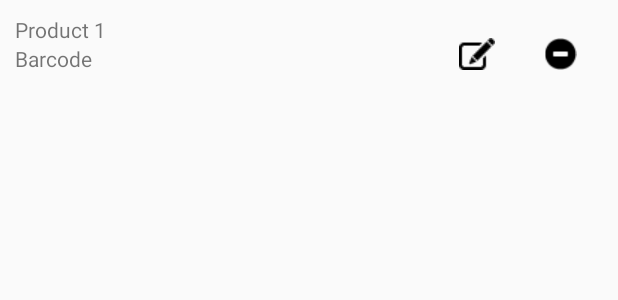
After one commit to VietDucPhan/TopUpProjectFTP, an Android app: the layout itemlist.xml on its own in the app's theme, with its tools: preview values and no code run, on a phone screen of 412 x 824 dp. The commit adds this screen. Shown: the top 300 px of the screen. Run offline under Robolectric (Android 15) with nearby library versions, the phone set to English and light mode, and no system bars.

Commit message:
Intergrate itemlist to string and save to file

```diff
--- a/app/build.gradle
+++ b/app/build.gradle
@@ -2,7 +2,7 @@ apply plugin: 'com.android.application'
 
 android {
     compileSdkVersion 23
-    buildToolsVersion "19.1.0"
+    buildToolsVersion '23.0.3'
 
     defaultConfig {
         applicationId "com.ducvietphan.grocerystore"
@@ -20,7 +20,5 @@ android {
 }
 
 dependencies {
-    compile fileTree(dir: 'libs', include: ['*.jar'])
-    testCompile 'junit:junit:4.12'
-    compile 'com.android.support:appcompat-v7:23.3.0'
+    compile 'com.android.support:appcompat-v7:24.0.0-alpha2'
 }
--- /dev/null
+++ b/app/src/main/res/layout/itemlist.xml
@@ -0,0 +1,50 @@
+<RelativeLayout xmlns:android="http://schemas.android.com/apk/res/android"
+    android:layout_width="match_parent"
+    android:layout_height="72dp"
+    android:background="@color/listViewBacgroundColor"
+    android:padding="10dp"
+    >
+
+    <LinearLayout
+        android:layout_width="match_parent"
+        android:layout_height="72dp"
+        android:orientation="vertical">
+        <TextView
+            android:layout_width="match_parent"
+            android:layout_height="wrap_content"
+            android:id="@+id/productName"
+            android:text="Product 1"
+            />
+        <TextView
+            android:layout_width="match_parent"
+            android:layout_height="wrap_content"
+            android:id="@+id/barcode"
+            android:text="Barcode"
+            />
+
+    </LinearLayout>
+
+    <ImageView
+        android:layout_width="wrap_content"
+        android:layout_height="wrap_content"
+        android:id="@+id/editBtn"
+        android:src="@drawable/edit"
+        android:layout_toLeftOf="@+id/minusBtn"
+        android:paddingBottom="15dp"
+        android:paddingLeft="15dp"
+        android:paddingRight="15dp"
+        android:paddingTop="15dp"
+        />
+    <ImageView
+        android:layout_width="wrap_content"
+        android:layout_height="wrap_content"
+        android:id="@+id/minusBtn"
+        android:src="@drawable/minus"
+        android:layout_alignParentRight="true"
+        android:paddingBottom="15dp"
+        android:paddingLeft="15dp"
+        android:paddingRight="15dp"
+        android:paddingTop="15dp"
+        />
+
+</RelativeLayout>
--- a/app/src/main/res/values/colors.xml
+++ b/app/src/main/res/values/colors.xml
@@ -1,8 +1,11 @@
 <?xml version="1.0" encoding="utf-8"?>
 <resources>
-    <color name="colorPrimary">#3F51B5</color>
+    <color name="colorPrimary">#304ffe</color>
     <color name="colorPrimaryDark">#303F9F</color>
     <color name="colorAccent">#FF4081</color>
+    <color name="textColor">#616161</color>
+    <color name="listViewBacgroundColor">#fafafa</color>
+    <color name="listViewBorderBottom">#d1d1d1</color>
     <color name="red">#ff4040</color>
-
+    <color name="white">#fff</color>
 </resources>
```
Also changed, not shown: app/src/main/java/com/ducvietphan/grocerystore/AddProduct.java (+9 -0 lines), app/src/main/java/com/ducvietphan/grocerystore/DbManagement.java (+12 -2 lines), app/src/main/java/com/ducvietphan/grocerystore/ItemsList.java (+34 -5 lines), app/src/main/java/com/ducvietphan/grocerystore/MainActivity.java (+29 -7 lines), app/src/main/res/layout/activity_main.xml (+10 -2 lines), app/src/main/res/drawable/edit.png (added), app/src/main/res/drawable/minus.png (added).
